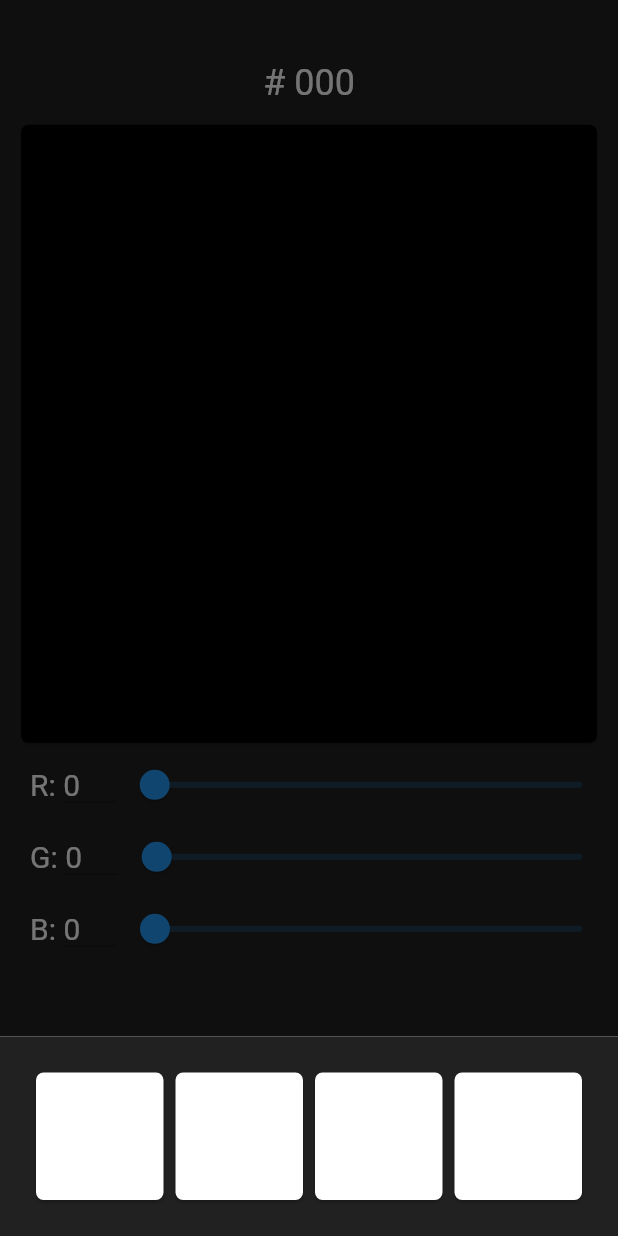
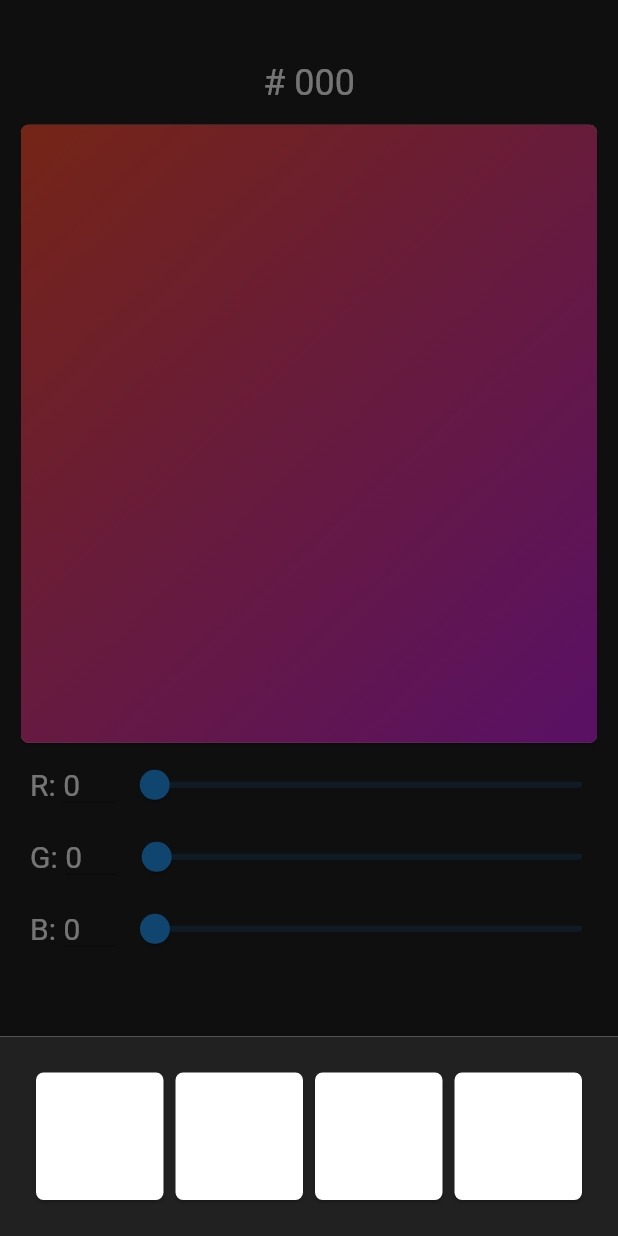
Before and after one commit to aryang117/colorApp, a Flutter app: the screen it shows after launch, item 2 of the bottom bar chosen, after a tap on "+ Save", on a phone screen of 412 x 824 dp. Run offline on Flutter 3.47's test engine with Material 2 defaults, Android fonts, the phone set to English and light mode, and no system bars; drawn by our look-alikes of persistent_bottom_nav_bar.

Commit message:
Started building the GradientTool

```diff
--- /dev/null
+++ b/lib/Screens/gradient.dart
@@ -0,0 +1,70 @@
+import 'package:colorApp/Widgets/GradientDisplay.dart';
+import 'package:flutter/material.dart';
+
+import 'package:colorApp/Widgets/colorSaveBoxes.dart';
+import 'package:colorApp/Widgets/colorCodeDisplay.dart';
+import 'package:colorApp/Widgets/colorSlider.dart';
+
+ValueNotifier<int> red = ValueNotifier<int>(0);
+ValueNotifier<int> green = ValueNotifier<int>(0);
+ValueNotifier<int> blue = ValueNotifier<int>(0);
+
+class GradientColor extends StatelessWidget {
+  @override
+  Widget build(BuildContext context) {
+    double screenheight = MediaQuery.of(context).size.height;
+
+    void _onFABPressed() {
+      showModalBottomSheet(
+        context: context,
+        builder: (context) {
+          return Container(
+              color: Color(0xff212121),
+              padding: EdgeInsets.fromLTRB(20, 20, 20, 0),
+              child: ColorSaveBoxesList(i: 4));
+        },
+      );
+    }
+
+    return ValueListenableBuilder(
+        valueListenable: green,
+        child: null,
+        builder: (context, int green, child) {
+          return ValueListenableBuilder(
+              valueListenable: blue,
+              child: null,
+              builder: (context, int blue, child) {
+                return ValueListenableBuilder(
+                    valueListenable: red,
+                    child: null,
+                    builder: (context, int red, child) {
+                      return Scaffold(
+                        backgroundColor: Color(0xff212121),
+                        body: SingleChildScrollView(
+                          child: Column(children: <Widget>[
+                            Container(
+                              padding: new EdgeInsets.fromLTRB(
+                                  0, screenheight * 0.05, 0, 0),
+                              child: ColorCode(
+                                red: red,
+                                green: green,
+                                blue: blue,
+                              ),
+                            ),
+                            GradientDisplay(),
+                            ColorSliders(),
+                          ]),
+                        ),
+                        floatingActionButtonLocation:
+                            FloatingActionButtonLocation.endFloat,
+                        floatingActionButton: FloatingActionButton.extended(
+                          label: Text('+ Save'),
+                          onPressed: () => _onFABPressed(),
+                          tooltip: 'Add Save Box',
+                        ),
+                      );
+                    });
+              });
+        });
+  }
+}
--- a/lib/Screens/home.dart
+++ b/lib/Screens/home.dart
@@ -1,3 +1,4 @@
+import 'package:colorApp/Screens/gradient.dart';
 import 'package:colorApp/Screens/solidColor.dart';
 import 'package:flutter/material.dart';
 
@@ -13,7 +14,7 @@ class Home extends StatefulWidget {
 
 class _HomeState extends State<Home> {
   int i = 0;
-  int abc = 0xff212121;
+  int abc = 0xffffffff;
 
   PersistentTabController _controller;
 
@@ -26,7 +27,7 @@ class _HomeState extends State<Home> {
   List<Widget> _buildScreens() {
     return [
       SolidColor(),
-      SolidColor(),
+      GradientColor(),
       SolidColor(),
       SolidColor(),
     ];
--- /dev/null
+++ b/lib/Widgets/GradientDisplay.dart
@@ -0,0 +1,55 @@
+import 'package:flutter/material.dart';
+
+//This displays the Color that the users chooses by adjusting the sliders
+
+var gradientColorList = [
+  Color(0xffFF512F),
+  Color(0xffC324DD),
+  // Color(0xffF64F59)
+];
+
+class GradientDisplay extends StatelessWidget {
+  const GradientDisplay(
+      {Key key, @required this.red, @required this.green, @required this.blue})
+      : super(key: key);
+
+  final int red;
+  final int green;
+  final int blue;
+
+  @override
+  Widget build(BuildContext context) {
+    double screenHeight = MediaQuery.of(context).size.height;
+    return Padding(
+      padding: new EdgeInsets.fromLTRB(10, 10, 10, 0),
+      child: Align(
+        alignment: Alignment.topCenter,
+        child: Card(
+          shape: RoundedRectangleBorder(
+            borderRadius: BorderRadius.circular(5),
+          ),
+          child: Container(
+            height: 0.5 * screenHeight,
+            width: MediaQuery.of(context).size.width,
+            decoration: BoxDecoration(
+              gradient: LinearGradient(
+                begin: Alignment.topLeft,
+                end: Alignment.bottomRight,
+                  //   stops: [
+                  //   .25,
+                  //   0.66,
+                  //   1
+                  // ],
+                  colors: [
+                    gradientColorList[0],
+                    gradientColorList[1],
+                    // gradientColorList[2],
+                  ]),
+              borderRadius: BorderRadius.all(Radius.circular(5)),
+            ),
+          ),
+        ),
+      ),
+    );
+  }
+}
```
